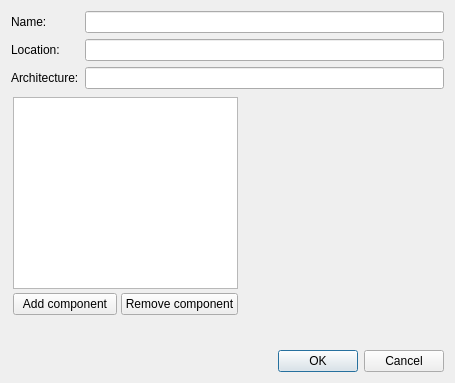
Above: src.qt/hadesvm-gui/ConfigureVirtualApplianceDialog.ui from akapustiatyahoocouk/hadesvm before the change. Below: the same form after it.
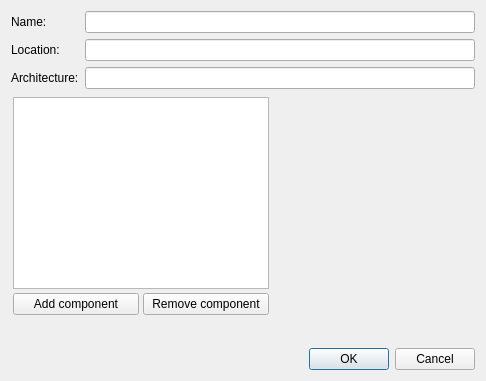
That is the form after the change.

The edit to the form file:
```diff
--- a/src.qt/hadesvm-gui/ConfigureVirtualApplianceDialog.ui
+++ b/src.qt/hadesvm-gui/ConfigureVirtualApplianceDialog.ui
@@ -9,8 +9,8 @@
    <rect>
     <x>0</x>
     <y>0</y>
-    <width>455</width>
-    <height>383</height>
+    <width>482</width>
+    <height>381</height>
    </rect>
   </property>
   <property name="windowTitle">
@@ -95,6 +95,12 @@
       </item>
       <item row="0" column="0" colspan="2">
        <widget class="QTreeWidget" name="configurationTreeWidget">
+        <property name="sizePolicy">
+         <sizepolicy hsizetype="Fixed" vsizetype="Expanding">
+          <horstretch>0</horstretch>
+          <verstretch>0</verstretch>
+         </sizepolicy>
+        </property>
         <attribute name="headerVisible">
          <bool>false</bool>
         </attribute>
@@ -107,6 +113,12 @@
       </item>
       <item row="0" column="2" rowspan="2">
        <widget class="QFrame" name="editorsFrame">
+        <property name="sizePolicy">
+         <sizepolicy hsizetype="Expanding" vsizetype="Preferred">
+          <horstretch>0</horstretch>
+          <verstretch>0</verstretch>
+         </sizepolicy>
+        </property>
         <property name="minimumSize">
          <size>
           <width>200</width>
```
Left out of the diff: 28 changed lines with no effect on the pictures.
